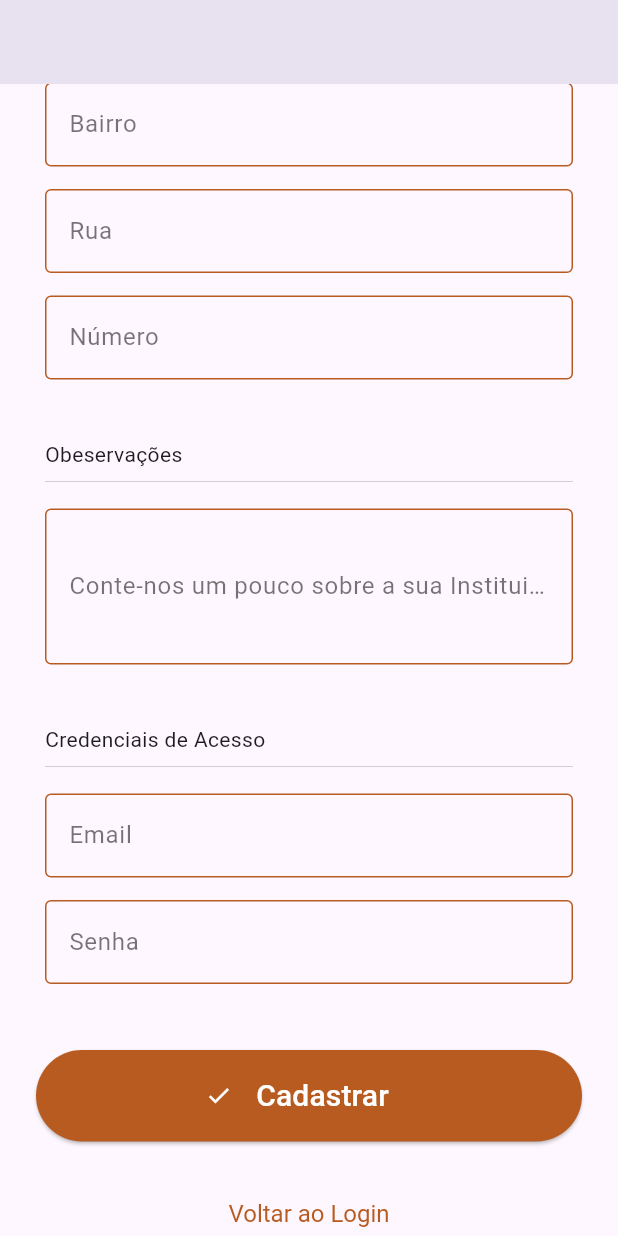
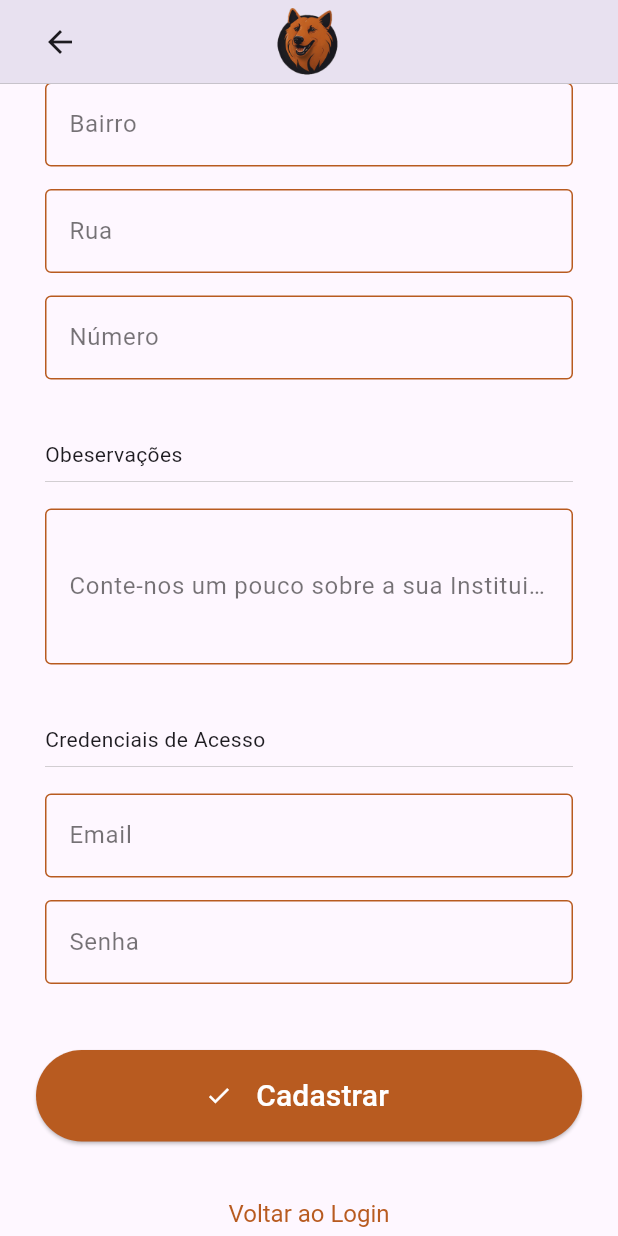
Before and after one commit to Pedro-Segatti/meu-novo-aumigo, a Flutter app: the OngForm screen opened directly, scrolled down 576 dp, on a phone screen of 412 x 824 dp. Run offline on Flutter 3.47's test engine with Material 3 defaults, Android fonts, the light colour scheme and no system bars; our stand-ins replace carousel_slider, cloud_firestore, firebase_auth, firebase_core, firebase_storage, font_awesome_flutter and 2 more; accounts and stored records are empty; generated files the repository leaves out were written again; network calls fail.

Commit message:
editing ong form

```diff
--- a/lib/view/ong_form/form.dart
+++ b/lib/view/ong_form/form.dart
@@ -7,6 +7,7 @@ import 'package:flutter/material.dart';
 import 'package:mask_text_input_formatter/mask_text_input_formatter.dart';
 import 'package:meu_novo_aumigo/models/user_bd.dart';
 import 'package:meu_novo_aumigo/services/auth_service.dart';
+import 'package:meu_novo_aumigo/view/global/topbar.dart';
 import 'package:meu_novo_aumigo/view/home/home_page.dart';
 import 'package:meu_novo_aumigo/view/login/login_page.dart';
 import 'package:provider/provider.dart';
@@ -27,26 +28,43 @@ class _OngFormState extends State<OngForm> {
     super.initState();
     _futureCities = fetchCities();
     _futureStates = fetchStates();
+
+    var _auth = context.read<AuthService>();
+    var _user = _auth.user;
+    var _userDB = _auth.userBD;
+
+    if (_user != null) {
+      _name = TextEditingController(text: _userDB?.name);
+      _cnpj = TextEditingController(text: _userDB?.cnpj);
+      _cellphone = TextEditingController(text: _userDB?.cellphone);
+      _selectedState = _userDB?.state;
+      _selectedCity = _userDB?.city;
+      _neighborhood = TextEditingController(text: _userDB?.neighborhood);
+      _street = TextEditingController(text: _userDB?.street);
+      _houseNumber = TextEditingController(text: _userDB?.houseNumber);
+      _observation = TextEditingController(text: _userDB?.observation);
+      _email = TextEditingController(text: _userDB?.email);
+    }
   }
 
   bool loading = false;
   bool loadingPage = true;
 
   final formKey = GlobalKey<FormState>();
-  final _name = TextEditingController();
-  final _cnpj = TextEditingController();
-  final _cellphone = TextEditingController();
+  var _name = TextEditingController();
+  var _cnpj = TextEditingController();
+  var _cellphone = TextEditingController();
 
   String? _selectedState;
   String? _selectedCity;
-  final _neighborhood = TextEditingController();
-  final _street = TextEditingController();
-  final _houseNumber = TextEditingController();
+  var _neighborhood = TextEditingController();
+  var _street = TextEditingController();
+  var _houseNumber = TextEditingController();
 
-  final _observation = TextEditingController();
+  var _observation = TextEditingController();
 
-  final _email = TextEditingController();
-  final _password = TextEditingController();
+  var _email = TextEditingController();
+  var _password = TextEditingController();
 
   Future<List<String>> fetchCities() async {
     final response = await http.get(Uri.parse(
@@ -100,7 +118,9 @@ class _OngFormState extends State<OngForm> {
       // Coleção onde você quer armazenar os dados
       CollectionReference users = firestore.collection('users');
 
-      // Adicionando os dados
+      var _auth = context.read<AuthService>();
+      var _userDB = _auth.userBD;
+
       UserBD newUser = UserBD(
         name: _name.text,
         cnpj: getOnlyNumbers(_cnpj.text),
@@ -112,9 +132,11 @@ class _OngFormState extends State<OngForm> {
         houseNumber: _houseNumber.text,
         observation: _observation.text,
         email: _email.text,
-        status: "WA",
+        status: _auth.isLogged() ? _userDB!.status : "WA",
         role: "institution",
       );
+
+      if (!_auth.isLogged()) {
         await users.add(newUser.toJson());
 
         await context
@@ -156,6 +178,46 @@ class _OngFormState extends State<OngForm> {
             );
           },
         );
+      } else {
+        await users.doc(_userDB?.id).update(newUser.toJson());
+
+        showDialog(
+          context: context,
+          builder: (BuildContext context) {
+            return AlertDialog(
+              title: const Text('Cadastro Atualizado!'),
+              content: Container(
+                width: double.maxFinite,
+                child: const Text(
+                  'O seu cadastro foi atualizado com sucesso!',
+                  textAlign: TextAlign.justify,
+                ),
+              ),
+              actions: <Widget>[
+                TextButton(
+                  onPressed: () {
+                    _auth.logout();
+                    Navigator.of(context).pop();
+                    Navigator.of(context).pushReplacement(
+                      MaterialPageRoute(builder: (context) => LoginPage()),
+                    );
+                  },
+                  child: const Row(
+                    mainAxisAlignment: MainAxisAlignment.center,
+                    children: [
+                      Icon(Icons.thumb_up),
+                      SizedBox(width: 8),
+                      Text(
+                        'Entendido',
+                      ),
+                    ],
+                  ),
+                ),
+              ],
+            );
+          },
+        );
+      }
     } on AuthException catch (e) {
       setState(() => loading = false);
       ScaffoldMessenger.of(context)
@@ -168,8 +230,10 @@ class _OngFormState extends State<OngForm> {
 
   @override
   Widget build(BuildContext context) {
+    var _auth = context.read<AuthService>();
+
     return Scaffold(
-      appBar: AppBar(),
+      appBar: TopBar(),
       body: SingleChildScrollView(
         child: Padding(
           padding: EdgeInsets.only(top: 10),
@@ -179,7 +243,7 @@ class _OngFormState extends State<OngForm> {
               mainAxisAlignment: MainAxisAlignment.center,
               children: [
                 Text(
-                  "Crie sua Conta",
+                  _auth.isLogged() ? "Edite sua Conta" : "Crie sua Conta",
                   style: TextStyle(
                     fontSize: 35,
                     fontWeight: FontWeight.bold,
@@ -281,7 +345,7 @@ class _OngFormState extends State<OngForm> {
                           ),
                         ),
                         validator: (value) {
-                          if (value!.isEmpty || value.length < 18) {
+                          if (value!.isEmpty || value.length < 14) {
                             return 'Informe um CNPJ válido';
                           }
                           return null;
@@ -543,8 +607,10 @@ class _OngFormState extends State<OngForm> {
                   ),
                 ),
 
-                // Seção E-mail e Senha
-                Padding(
+                Visibility(
+                  visible:
+                      !_auth.isLogged(), // Verifica se o usuário está logado
+                  child: Padding(
                     padding: EdgeInsets.symmetric(vertical: 20, horizontal: 30),
                     child: Column(
                       crossAxisAlignment: CrossAxisAlignment.start,
@@ -565,7 +631,8 @@ class _OngFormState extends State<OngForm> {
                           decoration: InputDecoration(
                             border: OutlineInputBorder(),
                             labelStyle: TextStyle(
-                              color: Colors.black54), // Cor do texto do rótulo
+                                color:
+                                    Colors.black54), // Cor do texto do rótulo
                             focusedBorder: OutlineInputBorder(
                               borderSide: BorderSide(
                                   color: Colors
@@ -593,7 +660,8 @@ class _OngFormState extends State<OngForm> {
                           decoration: InputDecoration(
                             border: OutlineInputBorder(),
                             labelStyle: TextStyle(
-                              color: Colors.black54), // Cor do texto do rótulo
+                                color:
+                                    Colors.black54), // Cor do texto do rótulo
                             focusedBorder: OutlineInputBorder(
                               borderSide: BorderSide(
                                   color: Colors
@@ -616,6 +684,7 @@ class _OngFormState extends State<OngForm> {
                           },
                         ),
                       ],
+                    ),
                   ),
                 ),
                 // Botão de Cadastro
@@ -653,7 +722,7 @@ class _OngFormState extends State<OngForm> {
                               Padding(
                                 padding: EdgeInsets.all(16.0),
                                 child: Text(
-                                  "Cadastrar",
+                                  !_auth.isLogged() ? "Cadastrar" : "Salvar",
                                   style: TextStyle(fontSize: 20),
                                 ),
                               ),
```
Also changed, not shown: lib/view/global/bottom_navigation.dart (+8 -1 lines). Lines whose indentation alone changed are shown as unchanged.
